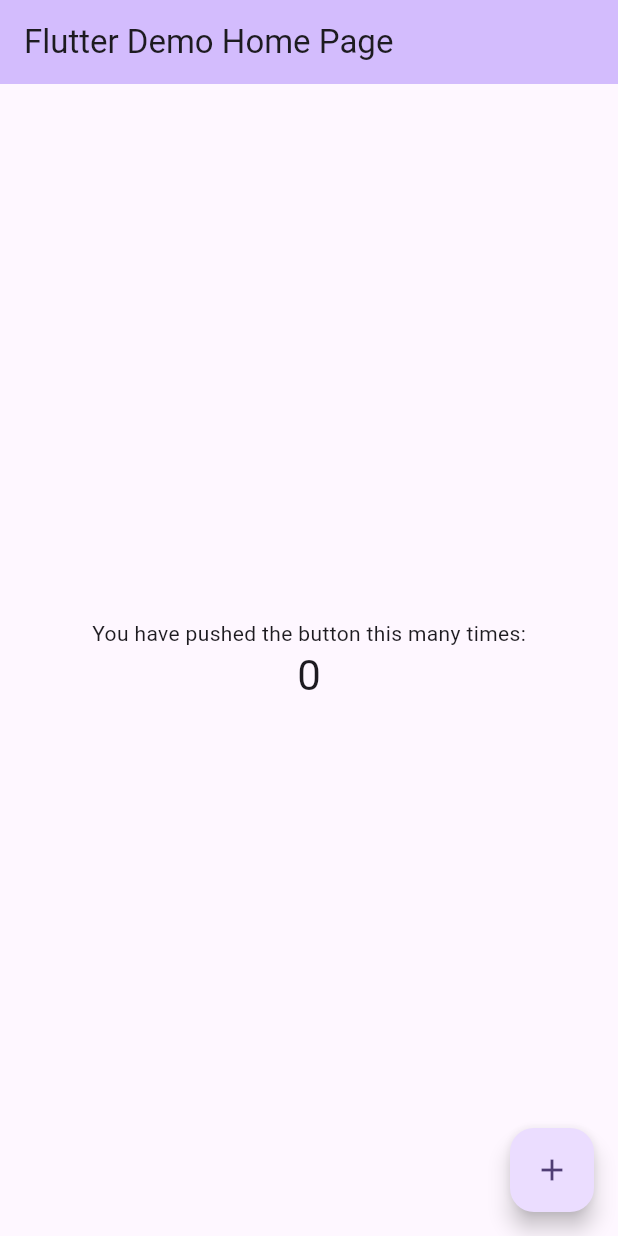
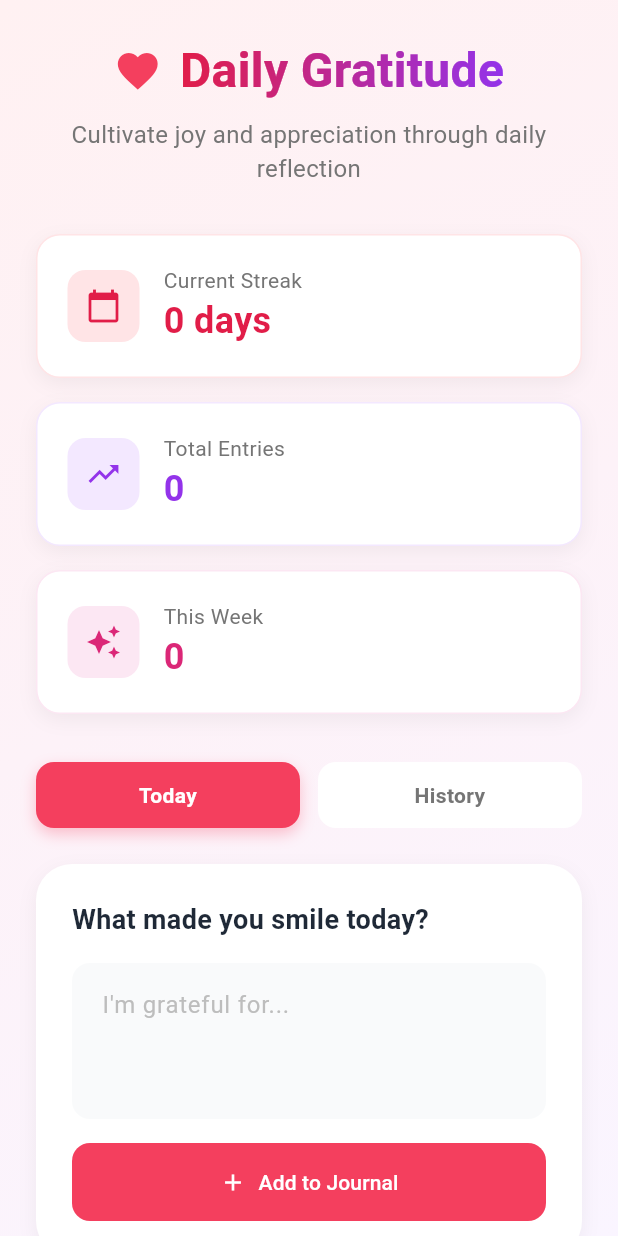
Before and after one commit to could-ai/019b0839-085b-7966-a93d-241dfeb383f2, a Flutter app: the screen it shows after launch, on a phone screen of 412 x 824 dp. Run offline on Flutter 3.47's test engine with Material 3 defaults, Android fonts, the phone set to English and light mode, and no system bars; our stand-ins replace shared_preferences.

Commit message:
Created GratitudeEntry model to represent journal entries with serialization support.; Created GratitudeService to handle SharedPreferences persistence and streak calculation logic.; Implemented GratitudeHomeScreen with gradient background, stats dashboard, view toggling (Today/History), and entry management UI matching the React design.; Updated main.dart to set up the Daily Gratitude app theme and route to GratitudeHomeScreen.

```diff
--- a/usr/lib/main.dart
+++ b/usr/lib/main.dart
@@ -1,4 +1,5 @@
 import 'package:flutter/material.dart';
+import 'screens/home_screen.dart';
 
 void main() {
   runApp(const MyApp());
@@ -7,117 +8,23 @@ void main() {
 class MyApp extends StatelessWidget {
   const MyApp({super.key});
 
-  // This widget is the root of your application.
   @override
   Widget build(BuildContext context) {
     return MaterialApp(
-      title: 'Flutter Demo',
+      title: 'Daily Gratitude',
       debugShowCheckedModeBanner: false,
       theme: ThemeData(
-        // This is the theme of your application.
-        //
-        // TRY THIS: Try running your application with "flutter run". You'll see
-        // the application has a purple toolbar. Then, without quitting the app,
-        // try changing the seedColor in the colorScheme below to Colors.green
-        // and then invoke "hot reload" (save your changes or press the "hot
-        // reload" button in a Flutter-supported IDE, or press "r" if you used
-        // the command line to start the app).
-        //
-        // Notice that the counter didn't reset back to zero; the application
-        // state is not lost during the reload. To reset the state, use hot
-        // restart instead.
-        //
-        // This works for code too, not just values: Most code changes can be
-        // tested with just a hot reload.
-        colorScheme: ColorScheme.fromSeed(seedColor: Colors.deepPurple),
+        colorScheme: ColorScheme.fromSeed(
+          seedColor: const Color(0xFFF43F5E), // Rose color
+          primary: const Color(0xFFF43F5E),
+        ),
+        useMaterial3: true,
+        fontFamily: 'Roboto', // Default, but good to be explicit if we add fonts later
       ),
       initialRoute: '/',
       routes: {
-        '/': (context) => const MyHomePage(title: 'Flutter Demo Home Page'),
+        '/': (context) => const GratitudeHomeScreen(),
       },
     );
   }
 }
-
-class MyHomePage extends StatefulWidget {
-  const MyHomePage({super.key, required this.title});
-
-  // This widget is the home page of your application. It is stateful, meaning
-  // that it has a State object (defined below) that contains fields that affect
-  // how it looks.
-
-  // This class is the configuration for the state. It holds the values (in this
-  // case the title) provided by the parent (in this case the App widget) and
-  // used by the build method of the State. Fields in a Widget subclass are
-  // always marked "final".
-
-  final String title;
-
-  @override
-  State<MyHomePage> createState() => _MyHomePageState();
-}
-
-class _MyHomePageState extends State<MyHomePage> {
-  int _counter = 0;
-
-  void _incrementCounter() {
-    setState(() {
-      // This call to setState tells the Flutter framework that something has
-      // changed in this State, which causes it to rerun the build method below
-      // so that the display can reflect the updated values. If we changed
-      // _counter without calling setState(), then the build method would not be
-      // called again, and so nothing would appear to happen.
-      _counter++;
-    });
-  }
-
-  @override
-  Widget build(BuildContext context) {
-    // This method is rerun every time setState is called, for instance as done
-    // by the _incrementCounter method above.
-    //
-    // The Flutter framework has been optimized to make rerunning build methods
-    // fast, so that you can just rebuild anything that needs updating rather
-    // than having to individually change instances of widgets.
-    return Scaffold(
-      appBar: AppBar(
-        // TRY THIS: Try changing the color here to a specific color (to
-        // Colors.amber, perhaps?) and trigger a hot reload to see the AppBar
-        // change color while the other colors stay the same.
-        backgroundColor: Theme.of(context).colorScheme.inversePrimary,
-        // Here we take the value from the MyHomePage object that was created by
-        // the App.build method, and use it to set our appbar title.
-        title: Text(widget.title),
-      ),
-      body: Center(
-        // Center is a layout widget. It takes a single child and positions it
-        // in the middle of the parent.
-        child: Column(
-          // Column is also a layout widget. It takes a list of children and
-          // arranges them vertically. By default, it sizes itself to fit its
-          // children horizontally, and tries to be as tall as its parent.
-          //
-          // Column has various properties to control how it sizes itself and
-          // how it positions its children. Here we use mainAxisAlignment to
-          // center the children vertically; the main axis here is the vertical
-          // axis because Columns are vertical (the cross axis would be
-          // horizontal).
-          //
-          // TRY THIS: Invoke "debug painting" (choose the "Toggle Debug Paint"
-          // action in the IDE, or press "p" in the console), to see the
-          // wireframe for each widget.
-          mainAxisAlignment: MainAxisAlignment.center,
-          children: <Widget>[
-            const Text('You have pushed the button this many times:'),
-            Text('$_counter', style: Theme.of(context).textTheme.headlineMedium),
-          ],
-        ),
-      ),
-      floatingActionButton: FloatingActionButton(
-        onPressed: _incrementCounter,
-        tooltip: 'Increment',
-        child: const Icon(Icons.add),
-      ), // This trailing comma makes auto-formatting nicer for build methods.
-    );
-  }
-}
--- /dev/null
+++ b/usr/lib/models/gratitude_entry.dart
@@ -0,0 +1,29 @@
+class GratitudeEntry {
+  final String id;
+  final String text;
+  final DateTime date; // The date the entry is for (normalized to midnight)
+  final DateTime timestamp; // Actual creation time
+
+  GratitudeEntry({
+    required this.id,
+    required this.text,
+    required this.date,
+    required this.timestamp,
+  });
+
+  Map<String, dynamic> toJson() => {
+    'id': id,
+    'text': text,
+    'date': date.toIso8601String(),
+    'timestamp': timestamp.toIso8601String(),
+  };
+
+  factory GratitudeEntry.fromJson(Map<String, dynamic> json) {
+    return GratitudeEntry(
+      id: json['id'],
+      text: json['text'],
+      date: DateTime.parse(json['date']),
+      timestamp: DateTime.parse(json['timestamp']),
+    );
+  }
+}
--- /dev/null
+++ b/usr/lib/screens/home_screen.dart
@@ -0,0 +1,457 @@
+import 'package:flutter/material.dart';
+import 'package:intl/intl.dart';
+import '../models/gratitude_entry.dart';
+import '../services/gratitude_service.dart';
+
+class GratitudeHomeScreen extends StatefulWidget {
+  const GratitudeHomeScreen({super.key});
+
+  @override
+  State<GratitudeHomeScreen> createState() => _GratitudeHomeScreenState();
+}
+
+class _GratitudeHomeScreenState extends State<GratitudeHomeScreen> {
+  final GratitudeService _service = GratitudeService();
+  final TextEditingController _textController = TextEditingController();
+
+  List<GratitudeEntry> _entries = [];
+  String _view = 'today'; // 'today' or 'history'
+  int _streak = 0;
+  bool _isLoading = true;
+
+  final List<String> _prompts = [
+    "What made you smile today?",
+    "Who are you grateful for and why?",
+    "What's something beautiful you noticed?",
+    "What challenge helped you grow?",
+    "What comfort or luxury do you appreciate?"
+  ];
+  late String _currentPrompt;
+
+  @override
+  void initState() {
+    super.initState();
+    _currentPrompt = _prompts[DateTime.now().millisecondsSinceEpoch % _prompts.length];
+    _loadData();
+  }
+
+  Future<void> _loadData() async {
+    final entries = await _service.loadEntries();
+    setState(() {
+      _entries = entries;
+      _streak = _service.calculateStreak(entries);
+      _isLoading = false;
+    });
+  }
+
+  Future<void> _addEntry() async {
+    if (_textController.text.trim().isEmpty) return;
+
+    final now = DateTime.now();
+    final todayDate = DateTime(now.year, now.month, now.day);
+
+    final newEntry = GratitudeEntry(
+      id: DateTime.now().millisecondsSinceEpoch.toString(),
+      text: _textController.text.trim(),
+      date: todayDate,
+      timestamp: now,
+    );
+
+    final updatedEntries = [..._entries, newEntry];
+    await _service.saveEntries(updatedEntries);
+
+    setState(() {
+      _entries = updatedEntries;
+      _streak = _service.calculateStreak(updatedEntries);
+      _textController.clear();
+      // Rotate prompt after answering
+      _currentPrompt = _prompts[DateTime.now().millisecondsSinceEpoch % _prompts.length];
+    });
+  }
+
+  void _deleteEntry(String id) async {
+    final updatedEntries = _entries.where((e) => e.id != id).toList();
+    await _service.saveEntries(updatedEntries);
+    setState(() {
+      _entries = updatedEntries;
+      _streak = _service.calculateStreak(updatedEntries);
+    });
+  }
+
+  List<GratitudeEntry> _getTodayEntries() {
+    final now = DateTime.now();
+    final todayDate = DateTime(now.year, now.month, now.day);
+    return _entries.where((e) => e.date.isAtSameMomentAs(todayDate)).toList();
+  }
+
+  List<GratitudeEntry> _getWeekEntries() {
+    final now = DateTime.now();
+    final weekAgo = now.subtract(const Duration(days: 7));
+    return _entries.where((e) => e.date.isAfter(weekAgo)).toList();
+  }
+
+  @override
+  Widget build(BuildContext context) {
+    return Scaffold(
+      body: Container(
+        decoration: const BoxDecoration(
+          gradient: LinearGradient(
+            begin: Alignment.topLeft,
+            end: Alignment.bottomRight,
+            colors: [
+              Color(0xFFFFF1F2), // rose-50
+              Color(0xFFFDF2F8), // pink-50
+              Color(0xFFFAF5FF), // purple-50
+            ],
+          ),
+        ),
+        child: SafeArea(
+          child: _isLoading
+              ? const Center(child: CircularProgressIndicator())
+              : SingleChildScrollView(
+                  padding: const EdgeInsets.all(24.0),
+                  child: Column(
+                    crossAxisAlignment: CrossAxisAlignment.stretch,
+                    children: [
+                      _buildHeader(),
+                      const SizedBox(height: 32),
+                      _buildStatsCards(),
+                      const SizedBox(height: 32),
+                      _buildViewToggle(),
+                      const SizedBox(height: 24),
+                      if (_view == 'today') _buildInputSection(),
+                      const SizedBox(height: 24),
+                      _buildEntriesList(),
+                    ],
+                  ),
+                ),
+        ),
+      ),
+    );
+  }
+
+  Widget _buildHeader() {
+    return Column(
+      children: [
+        Row(
+          mainAxisAlignment: MainAxisAlignment.center,
+          children: [
+            const Icon(Icons.favorite, color: Color(0xFFF43F5E), size: 32), // rose-500
+            const SizedBox(width: 12),
+            ShaderMask(
+              shaderCallback: (bounds) => const LinearGradient(
+                colors: [Color(0xFFE11D48), Color(0xFF9333EA)], // rose-600 to purple-600
+              ).createShader(bounds),
+              child: const Text(
+                'Daily Gratitude',
+                style: TextStyle(
+                  fontSize: 32,
+                  fontWeight: FontWeight.bold,
+                  color: Colors.white, // Required for ShaderMask
+                ),
+              ),
+            ),
+          ],
+        ),
+        const SizedBox(height: 8),
+        Text(
+          'Cultivate joy and appreciation through daily reflection',
+          textAlign: TextAlign.center,
+          style: TextStyle(color: Colors.grey[600], fontSize: 16),
+        ),
+      ],
+    );
+  }
+
+  Widget _buildStatsCards() {
+    return LayoutBuilder(
+      builder: (context, constraints) {
+        // Responsive grid logic
+        final isWide = constraints.maxWidth > 600;
+        return Wrap(
+          spacing: 16,
+          runSpacing: 16,
+          alignment: WrapAlignment.center,
+          children: [
+            _buildStatCard(
+              icon: Icons.calendar_today,
+              iconColor: const Color(0xFFE11D48), // rose-600
+              bgColor: const Color(0xFFFFE4E6), // rose-100
+              label: 'Current Streak',
+              value: '$_streak days',
+              borderColor: const Color(0xFFFFE4E6),
+              width: isWide ? (constraints.maxWidth - 32) / 3 : constraints.maxWidth,
+            ),
+            _buildStatCard(
+              icon: Icons.trending_up,
+              iconColor: const Color(0xFF9333EA), // purple-600
+              bgColor: const Color(0xFFF3E8FF), // purple-100
+              label: 'Total Entries',
+              value: '${_entries.length}',
+              borderColor: const Color(0xFFF3E8FF),
+              width: isWide ? (constraints.maxWidth - 32) / 3 : constraints.maxWidth,
+            ),
+            _buildStatCard(
+              icon: Icons.auto_awesome,
+              iconColor: const Color(0xFFDB2777), // pink-600
+              bgColor: const Color(0xFFFCE7F3), // pink-100
+              label: 'This Week',
+              value: '${_getWeekEntries().length}',
+              borderColor: const Color(0xFFFCE7F3),
+              width: isWide ? (constraints.maxWidth - 32) / 3 : constraints.maxWidth,
+            ),
+          ],
+        );
+      },
+    );
+  }
+
+  Widget _buildStatCard({
+    required IconData icon,
+    required Color iconColor,
+    required Color bgColor,
+    required String label,
+    required String value,
+    required Color borderColor,
+    required double width,
+  }) {
+    return Container(
+      width: width,
+      padding: const EdgeInsets.all(20),
+      decoration: BoxDecoration(
+        color: Colors.white,
+        borderRadius: BorderRadius.circular(16),
+        border: Border.all(color: borderColor),
+        boxShadow: [
+          BoxShadow(
+            color: Colors.black.withOpacity(0.05),
+            blurRadius: 10,
+            offset: const Offset(0, 4),
+          ),
+        ],
+      ),
+      child: Row(
+        children: [
+          Container(
+            padding: const EdgeInsets.all(12),
+            decoration: BoxDecoration(
+              color: bgColor,
+              borderRadius: BorderRadius.circular(12),
+            ),
+            child: Icon(icon, color: iconColor, size: 24),
+          ),
+          const SizedBox(width: 16),
+          Column(
+            crossAxisAlignment: CrossAxisAlignment.start,
+            children: [
+              Text(
+                label,
+                style: TextStyle(color: Colors.grey[600], fontSize: 14),
+              ),
+              Text(
+                value,
+                style: TextStyle(
+                  color: iconColor,
+                  fontSize: 24,
+                  fontWeight: FontWeight.bold,
+                ),
+              ),
+            ],
+          ),
+        ],
+      ),
+    );
+  }
+
+  Widget _buildViewToggle() {
+    return Row(
+      children: [
+        _buildToggleButton('Today', 'today'),
+        const SizedBox(width: 12),
+        _buildToggleButton('History', 'history'),
+      ],
+    );
+  }
+
+  Widget _buildToggleButton(String label, String viewKey) {
+    final isSelected = _view == viewKey;
+    return Expanded(
+      child: InkWell(
+        onTap: () => setState(() => _view = viewKey),
+        child: Container(
+          padding: const EdgeInsets.symmetric(vertical: 12),
+          decoration: BoxDecoration(
+            color: isSelected ? const Color(0xFFF43F5E) : Colors.white,
+            borderRadius: BorderRadius.circular(12),
+            boxShadow: isSelected
+                ? [
+                    BoxShadow(
+                      color: const Color(0xFFF43F5E).withOpacity(0.3),
+                      blurRadius: 8,
+                      offset: const Offset(0, 4),
+                    )
+                  ]
+                : [],
+          ),
+          child: Text(
+            label,
+            textAlign: TextAlign.center,
+            style: TextStyle(
+              color: isSelected ? Colors.white : Colors.grey[600],
+              fontWeight: FontWeight.w600,
+            ),
+          ),
+        ),
+      ),
+    );
+  }
+
+  Widget _buildInputSection() {
+    return Container(
+      padding: const EdgeInsets.all(24),
+      decoration: BoxDecoration(
+        color: Colors.white,
+        borderRadius: BorderRadius.circular(24),
+        boxShadow: [
+          BoxShadow(
+            color: Colors.black.withOpacity(0.05),
+            blurRadius: 10,
+            offset: const Offset(0, 4),
+          ),
+        ],
+      ),
+      child: Column(
+        crossAxisAlignment: CrossAxisAlignment.start,
+        children: [
+          Text(
+            _currentPrompt,
+            style: const TextStyle(
+              fontSize: 18,
+              fontWeight: FontWeight.w600,
+              color: Color(0xFF1F2937),
+            ),
+          ),
+          const SizedBox(height: 16),
+          TextField(
+            controller: _textController,
+            maxLines: 3,
+            decoration: InputDecoration(
+              hintText: "I'm grateful for...",
+              hintStyle: TextStyle(color: Colors.grey[400]),
+              filled: true,
+              fillColor: const Color(0xFFF9FAFB),
+              border: OutlineInputBorder(
+                borderRadius: BorderRadius.circular(12),
+                borderSide: BorderSide.none,
+              ),
+              contentPadding: const EdgeInsets.all(16),
+            ),
+          ),
+          const SizedBox(height: 16),
+          SizedBox(
+            width: double.infinity,
+            child: ElevatedButton.icon(
+              onPressed: _addEntry,
+              icon: const Icon(Icons.add),
+              label: const Text('Add to Journal'),
+              style: ElevatedButton.styleFrom(
+                backgroundColor: const Color(0xFFF43F5E),
+                foregroundColor: Colors.white,
+                padding: const EdgeInsets.symmetric(vertical: 16),
+                shape: RoundedRectangleBorder(
+                  borderRadius: BorderRadius.circular(12),
+                ),
+                elevation: 0,
+              ),
+            ),
+          ),
+        ],
+      ),
+    );
+  }
+
+  Widget _buildEntriesList() {
+    final displayEntries = _view == 'today' ? _getTodayEntries() : _entries.reversed.toList();
+
+    if (displayEntries.isEmpty) {
+      return Center(
+        child: Padding(
+          padding: const EdgeInsets.all(32.0),
+          child: Column(
+            children: [
+              Icon(Icons.edit_note, size: 48, color: Colors.grey[300]),
+              const SizedBox(height: 16),
+              Text(
+                _view == 'today'
+                  ? "No entries yet today. Start by adding one!"
+                  : "Your journal is empty.",
+                style: TextStyle(color: Colors.grey[500]),
+              ),
+            ],
+          ),
+        ),
+      );
+    }
+
+    return ListView.separated(
+      shrinkWrap: true,
+      physics: const NeverScrollableScrollPhysics(),
+      itemCount: displayEntries.length,
+      separatorBuilder: (context, index) => const SizedBox(height: 12),
+      itemBuilder: (context, index) {
+        final entry = displayEntries[index];
+        return Container(
+          padding: const EdgeInsets.all(16),
+          decoration: BoxDecoration(
+            color: Colors.white,
+            borderRadius: BorderRadius.circular(16),
+            border: Border.all(color: const Color(0xFFF3F4F6)),
+          ),
+          child: Row(
+            crossAxisAlignment: CrossAxisAlignment.start,
+            children: [
+              Container(
+                padding: const EdgeInsets.all(8),
+                decoration: BoxDecoration(
+                  color: const Color(0xFFFFF1F2),
+                  borderRadius: BorderRadius.circular(8),
+                ),
+                child: const Icon(Icons.favorite, size: 16, color: Color(0xFFF43F5E)),
+              ),
+              const SizedBox(width: 16),
+              Expanded(
+                child: Column(
+                  crossAxisAlignment: CrossAxisAlignment.start,
+                  children: [
+                    Text(
+                      entry.text,
+                      style: const TextStyle(
+                        fontSize: 16,
+                        color: Color(0xFF374151),
+                        height: 1.5,
+                      ),
+                    ),
+                    const SizedBox(height: 8),
+                    Text(
+                      DateFormat('MMM d, y • h:mm a').format(entry.timestamp),
+                      style: TextStyle(
+                        fontSize: 12,
+                        color: Colors.grey[400],
+                      ),
+                    ),
+                  ],
+                ),
+              ),
+              IconButton(
+                icon: Icon(Icons.close, size: 18, color: Colors.grey[400]),
+                onPressed: () => _deleteEntry(entry.id),
+                padding: EdgeInsets.zero,
+                constraints: const BoxConstraints(),
+              ),
+            ],
+          ),
+        );
+      },
+    );
+  }
+}
--- /dev/null
+++ b/usr/lib/services/gratitude_service.dart
@@ -0,0 +1,71 @@
+import 'dart:convert';
+import 'package:shared_preferences/shared_preferences.dart';
+import '../models/gratitude_entry.dart';
+
+class GratitudeService {
+  static const String _storageKey = 'gratitudeEntries';
+
+  Future<List<GratitudeEntry>> loadEntries() async {
+    final prefs = await SharedPreferences.getInstance();
+    final String? data = prefs.getString(_storageKey);
+    if (data == null) return [];
+
+    final List<dynamic> decoded = jsonDecode(data);
+    return decoded.map((e) => GratitudeEntry.fromJson(e)).toList();
+  }
+
+  Future<void> saveEntries(List<GratitudeEntry> entries) async {
+    final prefs = await SharedPreferences.getInstance();
+    final String data = jsonEncode(entries.map((e) => e.toJson()).toList());
+    await prefs.setString(_storageKey, data);
+  }
+
+  int calculateStreak(List<GratitudeEntry> entries) {
+    if (entries.isEmpty) return 0;
+
+    // Get unique dates, sorted descending
+    final uniqueDates = entries
+        .map((e) => DateTime(e.date.year, e.date.month, e.date.day))
+        .toSet()
+        .toList()
+      ..sort((a, b) => b.compareTo(a));
+
+    if (uniqueDates.isEmpty) return 0;
+
+    int streak = 0;
+    final today = DateTime.now();
+    final todayDate = DateTime(today.year, today.month, today.day);
+
+    // Check if the most recent entry is today or yesterday to keep streak alive
+    if (uniqueDates.first.isBefore(todayDate.subtract(const Duration(days: 1)))) {
+      return 0;
+    }
+
+    // Calculate consecutive days
+    DateTime checkDate = uniqueDates.first;
+    // If the latest entry is today, start counting from today.
+    // If it was yesterday, start from yesterday.
+
+    for (int i = 0; i < uniqueDates.length; i++) {
+      // Ideally, uniqueDates[i] should be exactly 1 day before uniqueDates[i-1]
+      // But for the first one, we just count it.
+      if (i == 0) {
+        streak++;
+        continue;
+      }
+
+      final prevDate = uniqueDates[i - 1];
+      final currentDate = uniqueDates[i];
+
+      final difference = prevDate.difference(currentDate).inDays;
+
+      if (difference == 1) {
+        streak++;
+      } else {
+        break;
+      }
+    }
+
+    return streak;
+  }
+}
```
